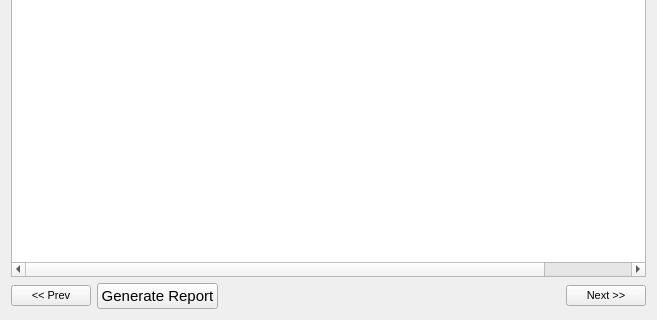
Watti/estorecpp, file estorecpp/overallstockitemreport.ui: the form before one commit; both pictures show x 0 to 657 and y 242 to 562 of the 657 by 562 pixel window.
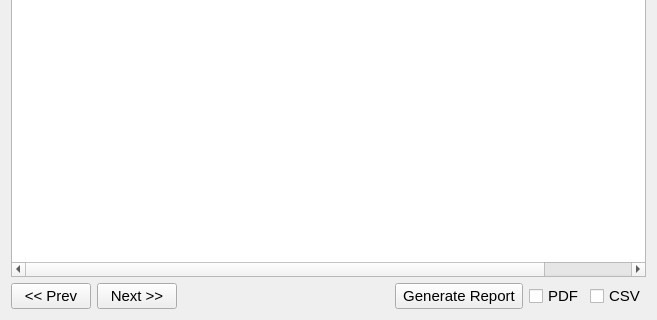
The form after the commit.

Commit message: pdf/csv check boxes added to reports

```diff
--- a/estorecpp/overallstockitemreport.ui
+++ b/estorecpp/overallstockitemreport.ui
@@ -68,7 +68,7 @@
       <widget class="QPushButton" name="prevBtn">
        <property name="font">
         <font>
-         <pointsize>8</pointsize>
+         <pointsize>11</pointsize>
         </font>
        </property>
        <property name="text">
@@ -77,9 +77,14 @@
       </widget>
      </item>
      <item>
-      <widget class="QPushButton" name="generateButton">
+      <widget class="QPushButton" name="nextBtn">
+       <property name="font">
+        <font>
+         <pointsize>11</pointsize>
+        </font>
+       </property>
        <property name="text">
-        <string>Generate Report</string>
+        <string>Next &gt;&gt;</string>
        </property>
       </widget>
      </item>
@@ -97,14 +102,23 @@
       </spacer>
      </item>
      <item>
-      <widget class="QPushButton" name="nextBtn">
-       <property name="font">
-        <font>
-         <pointsize>8</pointsize>
-        </font>
+      <widget class="QPushButton" name="generateButton">
+       <property name="text">
+        <string> Generate Report </string>
        </property>
+      </widget>
+     </item>
+     <item>
+      <widget class="QCheckBox" name="pdf">
        <property name="text">
-        <string>Next &gt;&gt;</string>
+        <string>PDF</string>
+       </property>
+      </widget>
+     </item>
+     <item>
+      <widget class="QCheckBox" name="csv">
+       <property name="text">
+        <string>CSV</string>
        </property>
       </widget>
      </item>
```
The commit also changes 12 other files.
